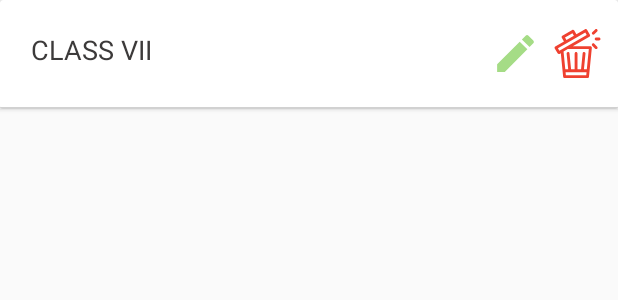
After one commit to ifahimkhan/newadminapp, an Android app: the layout subject_layout.xml on its own in the app's theme, with its tools: preview values and no code run, on a phone screen of 412 x 824 dp. The commit adds this screen. Shown: the top 300 px of the screen. Run offline under Robolectric (Android 15) with nearby library versions, the phone set to English and light mode, and no system bars.

```diff
--- /dev/null
+++ b/app/src/main/res/layout/subject_layout.xml
@@ -0,0 +1,60 @@
+<androidx.cardview.widget.CardView xmlns:android="http://schemas.android.com/apk/res/android"
+    xmlns:app="http://schemas.android.com/apk/res-auto"
+    android:layout_width="match_parent"
+    android:layout_height="wrap_content">
+
+
+    <LinearLayout
+        android:layout_width="match_parent"
+        android:layout_height="wrap_content"
+        android:orientation="vertical">
+
+        <RelativeLayout
+            android:layout_width="match_parent"
+            android:layout_height="match_parent">
+
+            <TextView
+                android:id="@+id/subject_name"
+                android:layout_width="match_parent"
+                android:layout_height="wrap_content"
+                android:padding="@dimen/_16sdp"
+                android:text="CLASS VII"
+                android:textColor="@color/grey_75"
+                android:textSize="@dimen/_14sdp" />
+
+            <ImageView
+                android:id="@+id/delete_subject"
+                android:layout_width="@dimen/_25sdp"
+                android:layout_height="@dimen/_25sdp"
+                android:layout_alignRight="@id/subject_name"
+                android:layout_alignParentRight="true"
+                android:layout_centerHorizontal="true"
+                android:layout_marginStart="@dimen/_15sdp"
+                android:layout_marginTop="@dimen/_15sdp"
+                android:layout_marginEnd="@dimen/_8sdp"
+                android:layout_marginBottom="@dimen/_15sdp"
+                android:soundEffectsEnabled="true"
+                android:src="@drawable/ic_clean" />
+
+            <ImageView
+                android:id="@+id/edit_subject"
+                android:layout_width="@dimen/_25sdp"
+                android:layout_height="@dimen/_25sdp"
+                android:layout_alignParentTop="true"
+                android:layout_alignParentEnd="true"
+                android:layout_centerHorizontal="true"
+                android:layout_marginTop="@dimen/_15sdp"
+                android:layout_marginEnd="@dimen/_40sdp"
+                app:srcCompat="@drawable/ic_edit_black_24dp" />
+
+
+        </RelativeLayout>
+
+        <View
+            android:layout_width="match_parent"
+            android:layout_height="@dimen/_1sdp"
+            android:background="@color/grey_50" />
+    </LinearLayout>
+
+
+</androidx.cardview.widget.CardView>
```
Also changed, not shown: app/src/main/java/com/fahim/newapp/adapter/SubjectAdapter.java (+6 -6 lines), app/src/main/java/com/fahim/newapp/ui/subject/SubjectFragment.java (+69 -39 lines).
